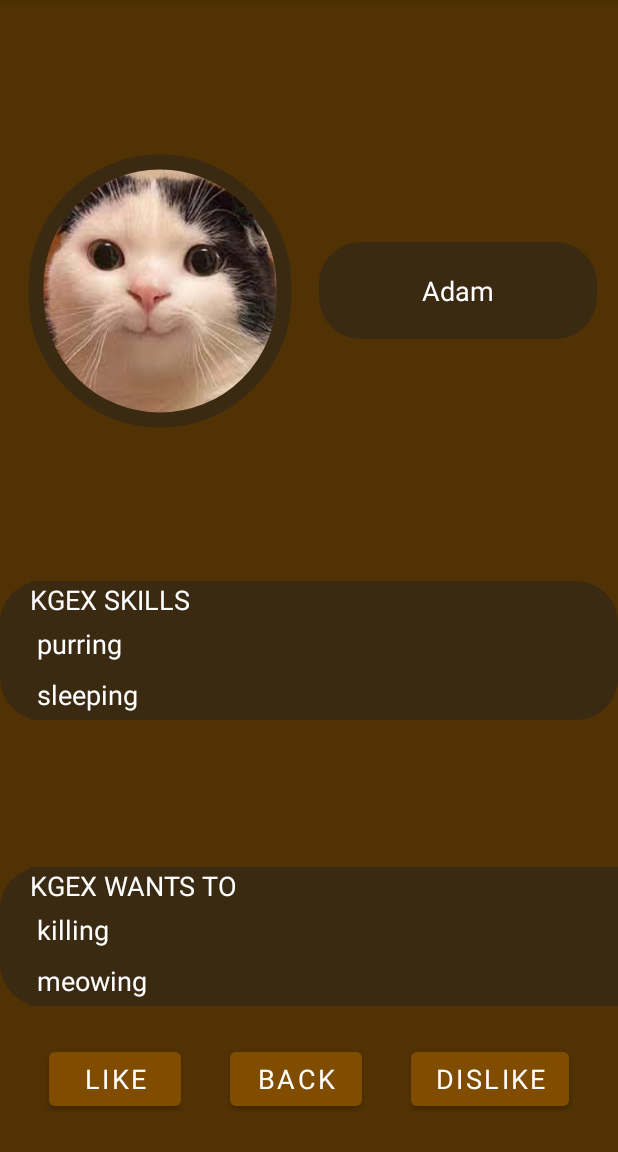
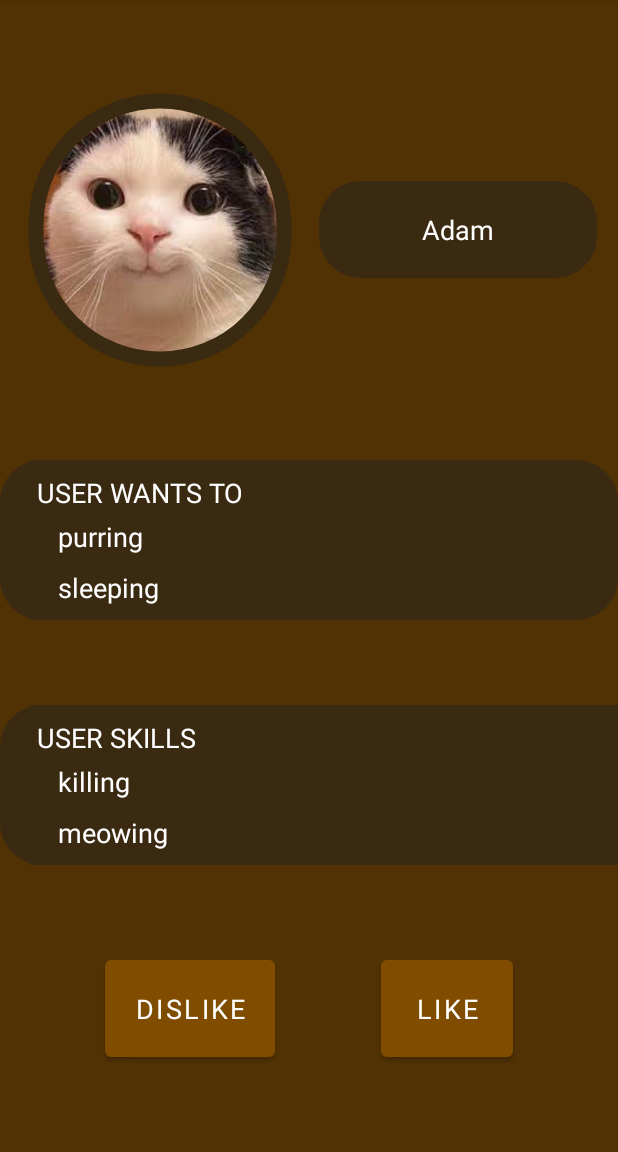
Before and after one commit to MForystek/BITEhack-mobile, an Android app: the screen it shows after launch (MatchActivity), after a tap on an icon or button, on a phone screen of 412 x 824 dp, the part 84-1236 px from its top. Run offline under Robolectric (Android 15) with nearby library versions, the phone set to English and light mode, and no system bars.

Commit message:
user are changed after like or dislike

```diff
--- a/app/src/main/java/com/dfs/dfsbitehackmobile/activity/ChatActivity.java
+++ b/app/src/main/java/com/dfs/dfsbitehackmobile/activity/ChatActivity.java
@@ -29,7 +29,7 @@ public class ChatActivity extends AppCompatActivity {
     private void initializeComponents() {
         editText = (EditText) findViewById(R.id.editText);
         currentUser = MockService.getInstance().getCurrentUser();
-        otherUser = MockService.getInstance().getUser(getIntent().getStringExtra("nick"));
+        otherUser = MockService.getInstance().getUserByNick(getIntent().getStringExtra("nick"));
         messageAdapter = new MessageAdapter(this, MockService.getInstance().getMessages(currentUser, otherUser));
         ListView messagesView = (ListView) findViewById(R.id.messages_view);
         messagesView.setAdapter(messageAdapter);
--- a/app/src/main/java/com/dfs/dfsbitehackmobile/activity/MatchActivity.java
+++ b/app/src/main/java/com/dfs/dfsbitehackmobile/activity/MatchActivity.java
@@ -4,6 +4,7 @@ import android.app.Activity;
 import android.content.Intent;
 import android.os.Bundle;
 import android.util.TypedValue;
+import android.view.View;
 import android.widget.Button;
 import android.widget.LinearLayout;
 import android.widget.TextView;
@@ -17,9 +18,6 @@ import com.dfs.dfsbitehackmobile.dto.User;
 import org.json.JSONArray;
 import org.json.JSONException;
 import org.json.JSONObject;
-import org.w3c.dom.Text;
-
-import java.io.UnsupportedEncodingException;
 
 public class MatchActivity extends AppCompatActivity {
 
@@ -34,71 +32,87 @@ public class MatchActivity extends AppCompatActivity {
     private void initializeComponents() {
         Button likeButton = findViewById(R.id.likeButton);
         Button dislikeButton = findViewById(R.id.dislikeButton);
-        Button backButton = findViewById(R.id.backButton);
-        LinearLayout skillsLinearLayout = findViewById(R.id.skillsList);
-        LinearLayout wantedLinearLayout = findViewById(R.id.wantedList);
 
-        User currentUser = MockService.getInstance().getCurrentUser();
-
-        int pxMargin = convertDpToPx(5);
-
-        addKgexSkillsToSkillsScrollView(skillsLinearLayout, currentUser, pxMargin);
-        addUserWantedToWantedScrollView(wantedLinearLayout, currentUser, pxMargin);
-
-        TextView nickTextView = findViewById(R.id.kgex_name);
-        nickTextView.setText(currentUser.getNick());
+        loadNextUser();
 
         likeButton.setOnClickListener(view -> {
             Toast.makeText(this, "Of course you like him!", Toast.LENGTH_SHORT).show();
+            loadNextUser();
         });
 
         dislikeButton.setOnClickListener(view -> {
             Toast.makeText(this, "Why you don't like him?", Toast.LENGTH_SHORT).show();
-        });
-
-        backButton.setOnClickListener(view -> {
-            Intent intent = new Intent();
-            setResult(Activity.RESULT_OK, intent);
-            finish();
+            loadNextUser();
         });
     }
 
+    private void loadNextUser() {
+        LinearLayout ownedSkillsLinearLayout = findViewById(R.id.ownedSkillsList);
+        LinearLayout wantedSkillsLinearLayout = findViewById(R.id.wantedSkillsList);
 
-    private void addUserWantedToWantedScrollView(LinearLayout wantedLayout, User currentUser, int pxMargin) {
-        for (String wanted : currentUser.getWantedSkills()) {
-            TextView wantedTextView = new TextView(this);
-            wantedTextView.setText(wanted);
-            LinearLayout.LayoutParams layoutParams = new LinearLayout.LayoutParams(wantedLayout.getLayoutParams());
-            layoutParams.setMargins(pxMargin, pxMargin, pxMargin, pxMargin);
-            wantedTextView.setLayoutParams(layoutParams);
-            wantedLayout.addView(wantedTextView);
+        ownedSkillsLinearLayout.removeAllViews();
+        wantedSkillsLinearLayout.removeAllViews();
+
+        User currentUser = MockService.getInstance().getNextUser();
+
+        int pxMargin = convertDpToPx(5);
+
+        addUserOwnedSkillsToOwnedSkillsScrollView(ownedSkillsLinearLayout, currentUser, pxMargin);
+        addUserWantedSkillsToWantedSkillsScrollView(wantedSkillsLinearLayout, currentUser, pxMargin);
+
+        TextView nickTextView = findViewById(R.id.user_name);
+        nickTextView.setText(currentUser.getNick());
+    }
+
+    private void addUserOwnedSkillsToOwnedSkillsScrollView(LinearLayout ownedSkillsLayout, User currentUser, int pxMargin) {
+        TextView ownedSkillsTextView = new TextView(this);
+        ownedSkillsTextView.setText(getString(R.string.user_wanted_skills));
+        LinearLayout.LayoutParams ownedSkillsLayoutParams = new LinearLayout.LayoutParams(ownedSkillsLayout.getLayoutParams());
+        ownedSkillsLayoutParams.setMargins(pxMargin, pxMargin*2, pxMargin, pxMargin);
+        ownedSkillsTextView.setLayoutParams(ownedSkillsLayoutParams);
+        ownedSkillsLayout.addView(ownedSkillsTextView);
+
+        for (String ownedSkill : currentUser.getOwnedSkills()) {
+            TextView ownedSkillTextView = new TextView(this);
+            ownedSkillTextView.setText(ownedSkill);
+            LinearLayout.LayoutParams layoutParams = new LinearLayout.LayoutParams(ownedSkillsLayout.getLayoutParams());
+            layoutParams.setMargins(pxMargin*4, 0, pxMargin, pxMargin*2);
+            ownedSkillTextView.setLayoutParams(layoutParams);
+            ownedSkillsLayout.addView(ownedSkillTextView);
         }
     }
 
-    private void addKgexSkillsToSkillsScrollView(LinearLayout skillsLayout, User currentUser, int pxMargin) {
-        for (String skill : currentUser.getOwnedSkills()) {
-            TextView skillTextView = new TextView(this);
-            skillTextView.setText(skill);
-            LinearLayout.LayoutParams layoutParams = new LinearLayout.LayoutParams(skillsLayout.getLayoutParams());
-            layoutParams.setMargins(pxMargin, pxMargin, pxMargin, pxMargin);
-            skillTextView.setLayoutParams(layoutParams);
-            skillsLayout.addView(skillTextView);
+    private void addUserWantedSkillsToWantedSkillsScrollView(LinearLayout wantedSkillsLayout, User currentUser, int pxMargin) {
+        TextView wantedSkillsTextView = new TextView(this);
+        wantedSkillsTextView.setText(getString(R.string.user_owned_skills));
+        LinearLayout.LayoutParams wantedSkillsLayoutParams = new LinearLayout.LayoutParams(wantedSkillsLayout.getLayoutParams());
+        wantedSkillsLayoutParams.setMargins(pxMargin, pxMargin*2, pxMargin, pxMargin);
+        wantedSkillsTextView.setLayoutParams(wantedSkillsLayoutParams);
+        wantedSkillsLayout.addView(wantedSkillsTextView);
+
+        for (String wantedSkill : currentUser.getWantedSkills()) {
+            TextView wantedSkillTextView = new TextView(this);
+            wantedSkillTextView.setText(wantedSkill);
+            LinearLayout.LayoutParams layoutParams = new LinearLayout.LayoutParams(wantedSkillsLayout.getLayoutParams());
+            layoutParams.setMargins(pxMargin*4, 0, pxMargin, pxMargin*2);
+            wantedSkillTextView.setLayoutParams(layoutParams);
+            wantedSkillsLayout.addView(wantedSkillTextView);
         }
     }
 
-    private User parseUserJSON(String jsonString) throws UnsupportedEncodingException, JSONException {
-        JSONObject kgexJson = new JSONObject(jsonString).getJSONObject("kgex");
-        JSONArray kgexSkillsJson = kgexJson.getJSONArray("skills");
-        JSONArray kgexWantedJson = kgexJson.getJSONArray("wanted");
+    private User parseUserJSON(String jsonString) throws JSONException {
+        JSONObject userJson = new JSONObject(jsonString).getJSONObject("user");
+        JSONArray userOwnedSkillsJson = userJson.getJSONArray("owned_skills");
+        JSONArray userWantedSkillsJson = userJson.getJSONArray("wanted_skills");
 
         User user = new User();
-        user.setNick(kgexJson.getString("nick"));
-        user.setEmail(kgexJson.getString("email"));
-        for (int i = 0; i < kgexSkillsJson.length(); i++) {
-            user.getOwnedSkills().add(kgexSkillsJson.getString(i));
+        user.setNick(userJson.getString("nick"));
+        user.setEmail(userJson.getString("email"));
+        for (int i = 0; i < userOwnedSkillsJson.length(); i++) {
+            user.getOwnedSkills().add(userOwnedSkillsJson.getString(i));
         }
-        for (int i = 0; i < kgexWantedJson.length(); i++) {
-            user.getWantedSkills().add(kgexWantedJson.getString(i));
+        for (int i = 0; i < userWantedSkillsJson.length(); i++) {
+            user.getWantedSkills().add(userWantedSkillsJson.getString(i));
         }
         return user;
     }
--- a/app/src/main/java/com/dfs/dfsbitehackmobile/activity/MockService.java
+++ b/app/src/main/java/com/dfs/dfsbitehackmobile/activity/MockService.java
@@ -8,20 +8,20 @@ import java.util.Arrays;
 import java.util.List;
 
 public class MockService implements ServiceAPI {
-
     private static MockService mockServiceInstance = null;
-    private final User currentUser;
-    private final User otherUser;
+    private final List<User> users;
     private final List<Message> messages;
+    private int counter = 0;
     private MockService() {
         //normally connection here
-        currentUser = new User("Adam", "adampączkizjadam2137@poczta.com", "green", Arrays.asList("purring", "sleeping"), Arrays.asList("killing", "meowing"));
-        otherUser = new User("Mathew", "maciekpaciek@poczta.com", "red", Arrays.asList("guitar playing", "chess"), Arrays.asList("scuba diving", "driving"));
+        users = new ArrayList<>();
+        users.add(new User("Adam", "adampączkizjadam2137@poczta.com", "green", Arrays.asList("purring", "sleeping"), Arrays.asList("killing", "meowing")));
+        users.add(new User("Mathew", "maciekpaciek@poczta.com", "red", Arrays.asList("guitar playing", "chess"), Arrays.asList("scuba diving", "driving")));
         messages = new ArrayList<>();
         messages.add(
-                new Message("cześć", otherUser, currentUser, Instant.parse("2023-01-14T18:38:24.00Z"),  false));
+                new Message("cześć", users.get(1), users.get(0), Instant.parse("2023-01-14T18:38:24.00Z"),  false));
         messages.add(
-                new Message("hej", currentUser, otherUser, Instant.parse("2023-01-14T18:35:24.00Z"), true));
+                new Message("hej", users.get(0), users.get(1), Instant.parse("2023-01-14T18:35:24.00Z"), true));
     }
 
     public static MockService getInstance() {
@@ -33,12 +33,19 @@ public class MockService implements ServiceAPI {
 
     @Override
     public User getCurrentUser() {
-        return currentUser;
+        return users.get(0);
     }
 
     @Override
-    public User getUser(String nick) {
-        return otherUser;
+    public User getNextUser() {
+        User nextUser = users.get(counter);
+        counter = counter >= users.size() - 1 ? 0 : ++counter;
+        return nextUser;
+    }
+
+    @Override
+    public User getUserByNick(String nick) {
+        return users.get(1);
     }
 
     @Override
--- a/app/src/main/java/com/dfs/dfsbitehackmobile/activity/ServiceAPI.java
+++ b/app/src/main/java/com/dfs/dfsbitehackmobile/activity/ServiceAPI.java
@@ -6,7 +6,8 @@ import java.util.List;
 
 public interface ServiceAPI {
     User getCurrentUser();
-    User getUser(String nick);
+    User getUserByNick(String nick);
+    User getNextUser();
     List<Message> getMessages(User user1, User user2);
     void writeMessage(Message message);
 }
--- a/app/src/main/res/layout/activity_match.xml
+++ b/app/src/main/res/layout/activity_match.xml
@@ -8,7 +8,7 @@
     tools:context=".activity.MatchActivity">
 
     <com.google.android.material.imageview.ShapeableImageView
-        android:id="@+id/kgex_avatar"
+        android:id="@+id/user_avatar"
         android:layout_width="0dp"
         android:layout_height="0dp"
         android:src="@drawable/fluffy_avatar"
@@ -17,102 +17,86 @@
         app:strokeColor="@color/colorPrimaryDark"
         app:strokeWidth="10dp"
         app:layout_constraintTop_toTopOf="parent"
-        app:layout_constraintBottom_toTopOf="@+id/skillsListScroll"
+        app:layout_constraintBottom_toTopOf="@+id/ownedSkillsListScroll"
         app:layout_constraintStart_toStartOf="parent"
-        app:layout_constraintEnd_toStartOf="@+id/kgex_name"
+        app:layout_constraintEnd_toStartOf="@+id/user_name"
         app:layout_constraintWidth_percent="0.45"
         app:layout_constraintHeight_percent="0.25"
         tools:srcCompat="@drawable/fluffy_avatar"/>
 
     <TextView
-        android:id="@+id/kgex_name"
+        android:id="@+id/user_name"
         android:layout_width="0dp"
         android:layout_height="wrap_content"
-        android:text="@string/kgex_nick_placeholder"
+        android:text="@string/user_nick_placeholder"
         android:background="@drawable/background_rounded"
         android:textAlignment="center"
         android:padding="20dp"
         app:layout_constraintTop_toTopOf="parent"
-        app:layout_constraintBottom_toTopOf="@+id/skillsListScroll"
-        app:layout_constraintStart_toEndOf="@id/kgex_avatar"
+        app:layout_constraintBottom_toTopOf="@+id/ownedSkillsListScroll"
+        app:layout_constraintStart_toEndOf="@id/user_avatar"
         app:layout_constraintEnd_toEndOf="parent"
         app:layout_constraintWidth_percent="0.45" />
 
     <ScrollView
-        android:id="@+id/skillsListScroll"
+        android:id="@+id/ownedSkillsListScroll"
         android:layout_width="match_parent"
         android:layout_height="wrap_content"
         android:background="@drawable/background_rounded"
-        app:layout_constraintTop_toBottomOf="@+id/kgex_avatar"
-        app:layout_constraintBottom_toTopOf="@+id/wantedListScroll"
+        app:layout_constraintTop_toBottomOf="@+id/user_avatar"
+        app:layout_constraintBottom_toTopOf="@+id/wantedSkillsListScroll"
         app:layout_constraintStart_toStartOf="parent"
         app:layout_constraintEnd_toEndOf="parent" >
 
         <LinearLayout
-            android:id="@+id/skillsList"
+            android:id="@+id/ownedSkillsList"
             android:layout_width="wrap_content"
             android:layout_height="wrap_content"
             android:orientation="vertical"
             android:layout_marginStart="20dp" >
-            <TextView
-                android:id="@+id/skillsTextView"
-                android:layout_width="wrap_content"
-                android:layout_height="wrap_content"
-                android:text="@string/kgex_skills" />
         </LinearLayout>
     </ScrollView>
 
     <ScrollView
-        android:id="@+id/wantedListScroll"
+        android:id="@+id/wantedSkillsListScroll"
         android:layout_width="match_parent"
         android:layout_height="wrap_content"
         android:background="@drawable/background_rounded"
-        app:layout_constraintTop_toBottomOf="@+id/skillsListScroll"
-        app:layout_constraintBottom_toBottomOf="parent"
+        app:layout_constraintTop_toBottomOf="@+id/ownedSkillsListScroll"
+        app:layout_constraintBottom_toTopOf="@id/dislikeButton"
         app:layout_constraintStart_toStartOf="parent"
         app:layout_constraintEnd_toEndOf="parent">
 
         <LinearLayout
-            android:id="@+id/wantedList"
+            android:id="@+id/wantedSkillsList"
             android:layout_width="match_parent"
             android:layout_height="wrap_content"
             android:orientation="vertical"
             android:layout_marginStart="20dp" >
-            <TextView
-                android:layout_width="wrap_content"
-                android:layout_height="wrap_content"
-                android:text="@string/kgex_wants_to" />
         </LinearLayout>
     </ScrollView>
+
+
+    <Button
+        android:id="@+id/dislikeButton"
+        android:layout_width="wrap_content"
+        android:layout_height="wrap_content"
+        android:padding="20dp"
+        android:text="Dislike"
+        app:layout_constraintTop_toBottomOf="@+id/wantedSkillsListScroll"
+        app:layout_constraintBottom_toBottomOf="parent"
+        app:layout_constraintStart_toStartOf="parent"
+        app:layout_constraintEnd_toStartOf="@+id/likeButton"/>
 
     <Button
         android:id="@+id/likeButton"
         android:layout_width="wrap_content"
         android:layout_height="wrap_content"
+        android:padding="20dp"
         android:text="Like"
-        app:layout_constraintTop_toBottomOf="@+id/wantedListScroll"
+        app:layout_constraintTop_toBottomOf="@+id/wantedSkillsListScroll"
         app:layout_constraintBottom_toBottomOf="parent"
-        app:layout_constraintStart_toStartOf="parent"
-        app:layout_constraintEnd_toStartOf="@id/backButton"/>
-
-    <Button
-        android:id="@+id/backButton"
-        android:layout_width="wrap_content"
-        android:layout_height="wrap_content"
-        android:text="Back"
-        app:layout_constraintTop_toBottomOf="@+id/wantedListScroll"
-        app:layout_constraintBottom_toBottomOf="parent"
-        app:layout_constraintStart_toEndOf="@id/likeButton"
-        app:layout_constraintEnd_toStartOf="@id/dislikeButton"/>
-
-    <Button
-        android:id="@+id/dislikeButton"
-        android:layout_width="wrap_content"
-        android:layout_height="wrap_content"
-        android:text="Dislike"
-        app:layout_constraintTop_toBottomOf="@+id/wantedListScroll"
-        app:layout_constraintBottom_toBottomOf="parent"
-        app:layout_constraintStart_toEndOf="@id/backButton"
-        app:layout_constraintEnd_toEndOf="parent"/>
+        app:layout_constraintStart_toEndOf="@id/dislikeButton"
+        app:layout_constraintEnd_toEndOf="parent" />
 
 </androidx.constraintlayout.widget.ConstraintLayout>
--- a/app/src/main/res/values/strings.xml
+++ b/app/src/main/res/values/strings.xml
@@ -3,8 +3,8 @@
     <string name="start_caption">Let\'s start</string>
     <string name="chat_button_caption">Chat with yourself</string>
     <string name="exit">Exit</string>
-    <string name="kgex_nick_placeholder">Your new friend</string>
-    <string name="kgex_wants_to">KGEX WANTS TO</string>
-    <string name="kgex_skills">KGEX SKILLS</string>
+    <string name="user_nick_placeholder">Your new friend</string>
+    <string name="user_wanted_skills">USER WANTS TO</string>
+    <string name="user_owned_skills">USER SKILLS</string>
     <string name="write_a_message">Write a message</string>
 </resources>
```
Also changed, not shown: app/src/main/AndroidManifest.xml (+6 -3 lines).
